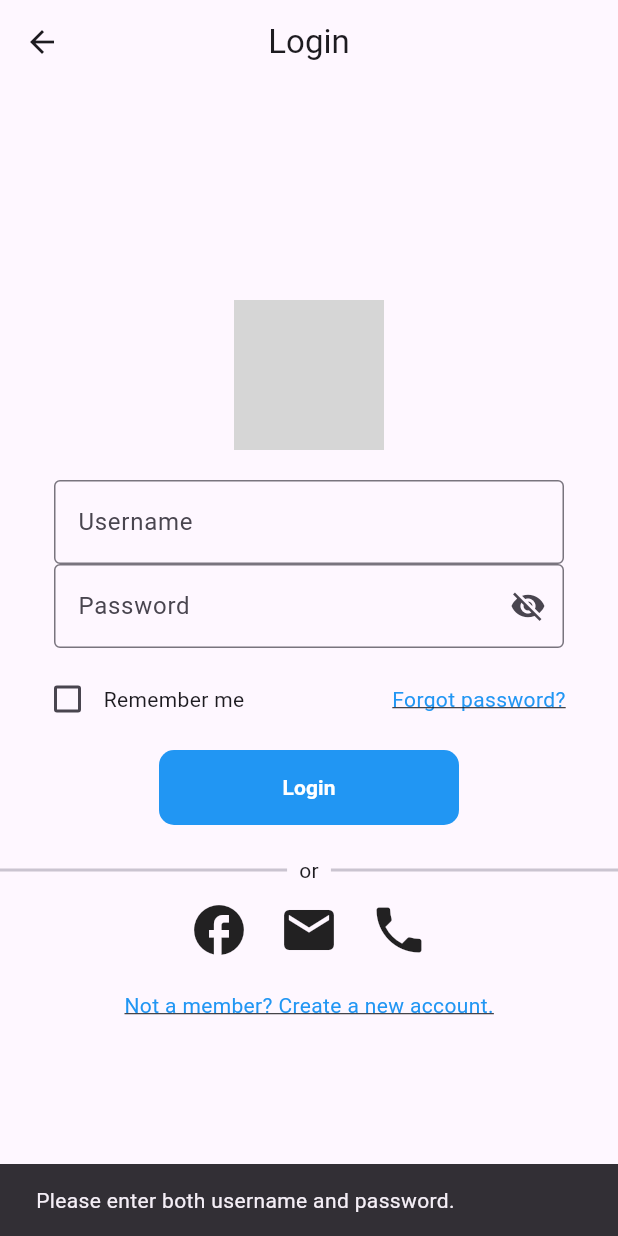
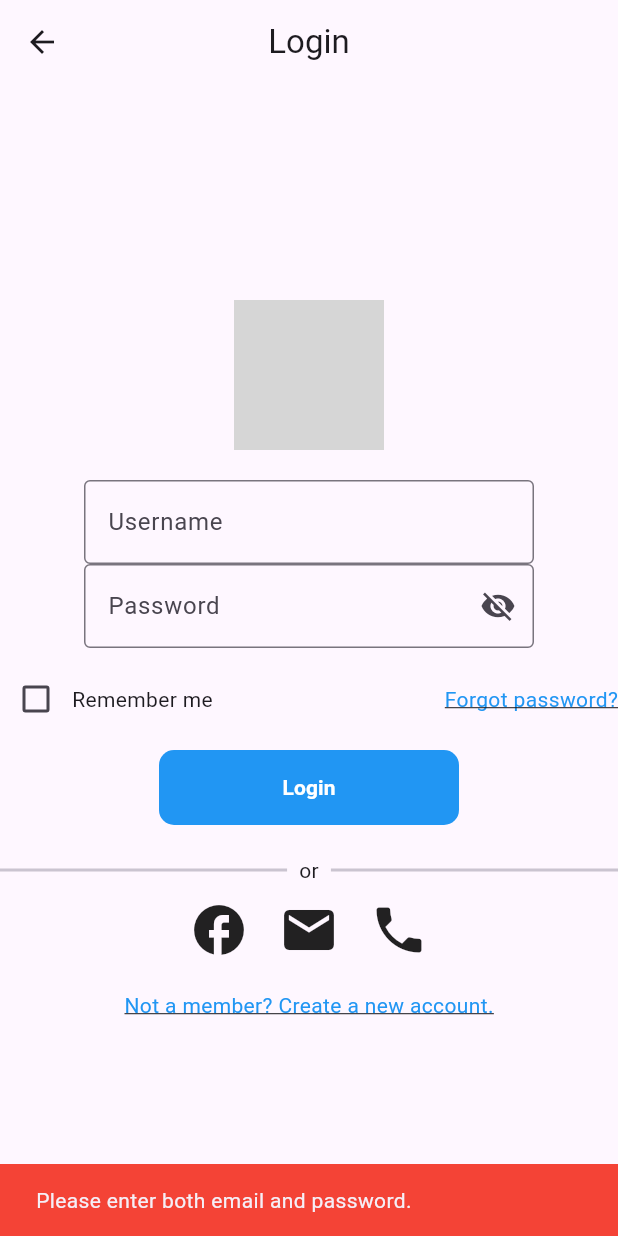
Before and after one commit to wlong0711/AD_Project_RecycleGO, a Flutter app: the LoginPage screen opened directly, after a tap on "Login", on a phone screen of 412 x 824 dp. Run offline on Flutter 3.47's test engine with Material 3 defaults, Android fonts, the phone set to English and light mode, and no system bars; our stand-ins replace cloud_firestore, firebase_auth, firebase_core, firebase_database, firebase_storage, flutter_dotenv and 4 more; missing offline and left inert: qr_code_scanner; accounts and stored records are empty; network calls fail; grey boxes are pictures that could not be loaded.

Commit message:
Fixed Few Bugs

```diff
--- a/lib/Admin Only Pages/map_screen_admin.dart
+++ b/lib/Admin Only Pages/map_screen_admin.dart
@@ -1,6 +1,5 @@
 import 'package:cloud_firestore/cloud_firestore.dart';
 import 'package:flutter/material.dart';
-import 'package:geocoding/geocoding.dart';
 import 'package:google_maps_flutter/google_maps_flutter.dart';
 import 'package:geolocator/geolocator.dart';
 import 'manage_drop_point_map.dart';
--- a/lib/Shared Pages/StartUp Pages/login.dart
+++ b/lib/Shared Pages/StartUp Pages/login.dart
@@ -1,7 +1,6 @@
 import 'package:firebase_auth/firebase_auth.dart';
 import 'package:cloud_firestore/cloud_firestore.dart';
 import 'package:flutter/material.dart';
-import 'package:recycle_go/Admin%20Only%20Pages/map_screen_admin.dart';
 import 'package:recycle_go/Shared%20Pages/StartUp%20Pages/home_page.dart';
 import 'package:recycle_go/models/global_user.dart';
 import 'forgot.dart';
@@ -104,7 +103,7 @@ class _LoginPageState extends State<LoginPage> {
         children: [
           // Company Logo at the top center
           Image.network(
-            'https://firebasestorage.googleapis.com/v0/b/recyclego-64b10.appspot.com/o/Company%20Logo%2FLogoWithSlogan.png?alt=media&token=5b939cb4-b9d8-42b5-adcb-8de58ee095e0',
+            'https://example.com/your-company-logo-url.png',
             width: 100, // Set the width according to your design
             height: 100, // Set the height according to your design
           ),
@@ -178,7 +177,7 @@ class _LoginPageState extends State<LoginPage> {
     bool isPassword = false,
   }) {
     return Container(
-      width: 340,
+      width: 300,
       child: TextField(
         controller: controller,
         obscureText: isPassword && !_isPasswordVisible,
@@ -196,7 +195,7 @@ class _LoginPageState extends State<LoginPage> {
 
   Widget _buildPasswordInputBox() {
     return Container(
-      width: 340,
+      width: 300,
       child: TextField(
         controller: _passwordController,
         obscureText: !_isPasswordVisible,
@@ -227,7 +226,6 @@ class _LoginPageState extends State<LoginPage> {
   Widget _buildRememberMe() {
     return Row(
       children: [
-      SizedBox(width: 21),
         Checkbox(
           value: _rememberMe,
           onChanged: (value) {
@@ -236,20 +234,15 @@ class _LoginPageState extends State<LoginPage> {
             });
           },
         ),
-      Padding(
-        padding: EdgeInsets.only(right: 4.0), // Adjust this value to control the spacing
-        child: Text('Remember me'),
-      ),
+        Text('Remember me'),
       ],
     );
   }
 
-
   Widget _buildForgotPasswordLink() {
-  return Padding(
-    padding: EdgeInsets.only(right: 35.0), // Adjust this value to control the left indentation
-    child: GestureDetector(
+    return GestureDetector(
       onTap: () {
+        // Navigate to the ForgotPasswordPage when the text is clicked
         Navigator.push(
           context,
           MaterialPageRoute(builder: (context) => ForgotPasswordPage()),
@@ -262,10 +255,8 @@ class _LoginPageState extends State<LoginPage> {
           decoration: TextDecoration.underline,
         ),
       ),
-    ),
     );
   }
-
 
   Widget _buildButton(String label, Color color, VoidCallback onPressed) {
     return Container(
@@ -276,28 +267,7 @@ class _LoginPageState extends State<LoginPage> {
         borderRadius: BorderRadius.circular(10),
       ),
       child: TextButton(
-        onPressed: () {
-          // Check if the username and password are not empty
-          if (_usernameController.text.isNotEmpty &&
-              _passwordController.text.isNotEmpty) {
-            // Add your authentication logic here if needed
-
-            // Navigate to WelcomePage when the login button is clicked
-            Navigator.push(
-              context,
-              MaterialPageRoute(
-                  builder: (context) =>
-                     MapScreenAdmin(title: '',)), //change this to redirect to the homepage*********
-            );
-          } else {
-            // Show a snackbar or any other feedback for empty fields
-            ScaffoldMessenger.of(context).showSnackBar(
-              SnackBar(
-                content: Text('Please enter both username and password.'),
-              ),
-            );
-          }
-        },
+        onPressed: onPressed, // Use the provided onPressed function
         child: Center(
           child: Text(
             label,
--- a/lib/User Only Pages/map_screen_user.dart
+++ b/lib/User Only Pages/map_screen_user.dart
@@ -1,6 +1,5 @@
 import 'package:cloud_firestore/cloud_firestore.dart';
 import 'package:flutter/material.dart';
-import 'package:geocoding/geocoding.dart';
 import 'package:google_maps_flutter/google_maps_flutter.dart';
 import 'package:geolocator/geolocator.dart';
 
```
Lines whose indentation alone changed are shown as unchanged.
